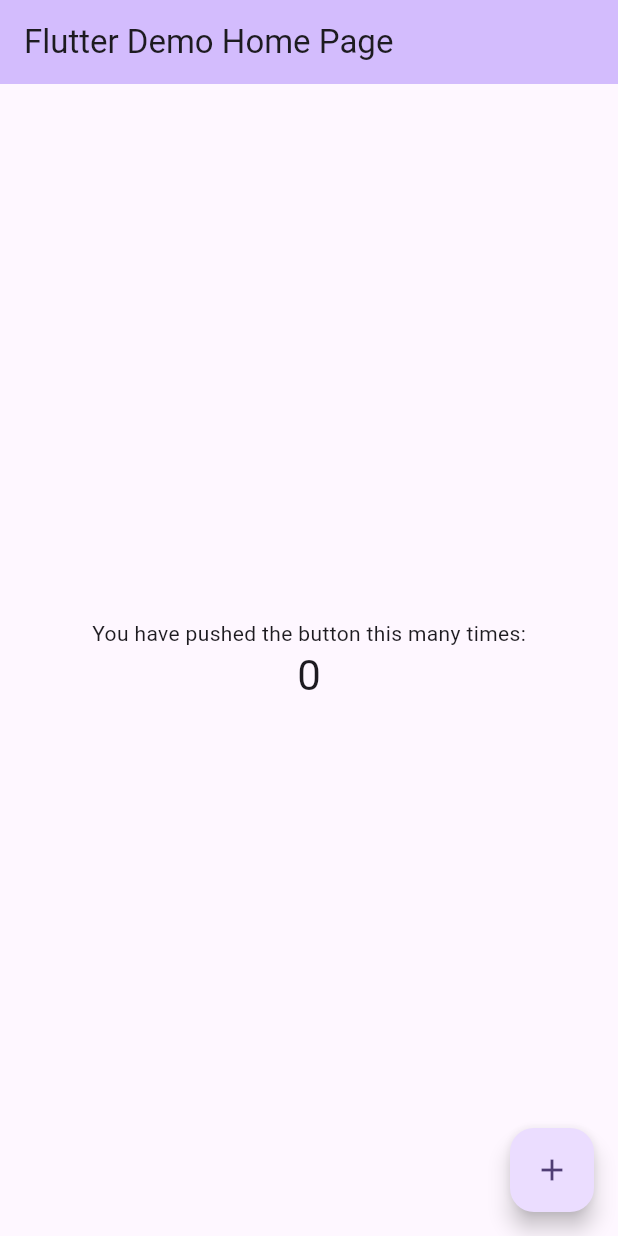
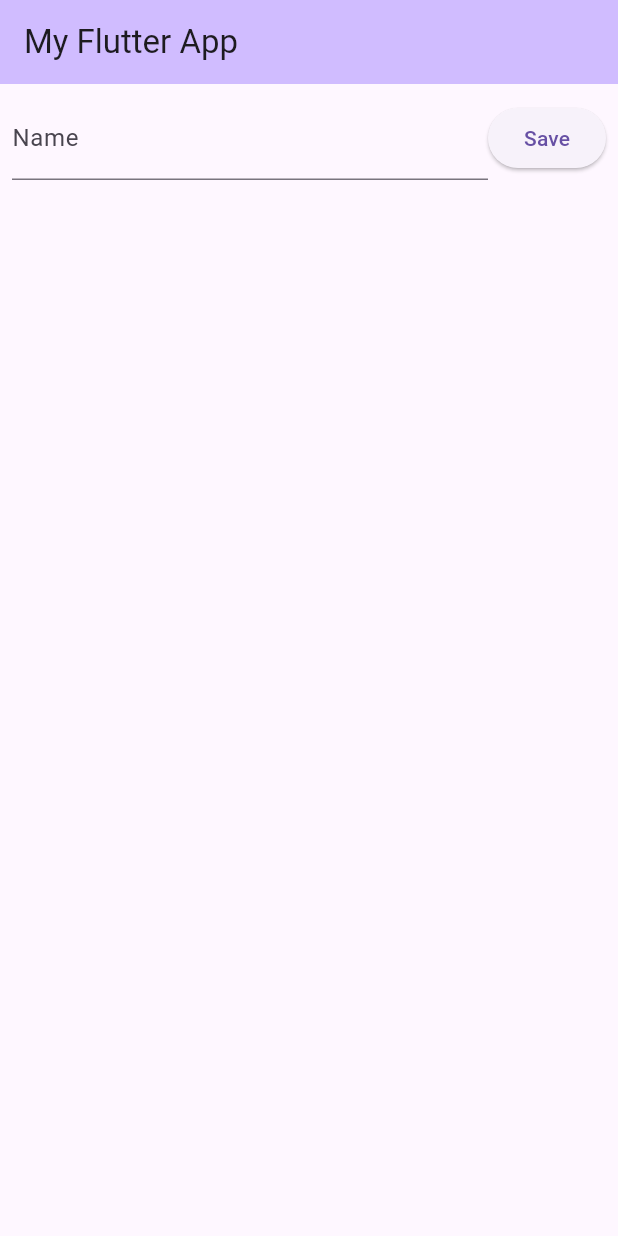
Before and after one commit to lfwells/kit305_tutorial_10_flutter, a Flutter app: the screen it shows after launch, on a phone screen of 412 x 824 dp. Run offline on Flutter 3.47's test engine with Material 3 defaults, Android fonts, the light colour scheme and no system bars.

Commit message:
initial code

```diff
--- a/lib/main.dart
+++ b/lib/main.dart
@@ -5,7 +5,7 @@
 }
 
 class MyApp extends StatelessWidget {
-  const MyApp({super.key});
+  const MyApp({Key? key}) : super(key: key);
 
   // This widget is the root of your application.
   @override
@@ -13,113 +13,68 @@
     return MaterialApp(
       title: 'Flutter Demo',
       theme: ThemeData(
-        // This is the theme of your application.
-        //
-        // TRY THIS: Try running your application with "flutter run". You'll see
-        // the application has a purple toolbar. Then, without quitting the app,
-        // try changing the seedColor in the colorScheme below to Colors.green
-        // and then invoke "hot reload" (save your changes or press the "hot
-        // reload" button in a Flutter-supported IDE, or press "r" if you used
-        // the command line to start the app).
-        //
-        // Notice that the counter didn't reset back to zero; the application
-        // state is not lost during the reload. To reset the state, use hot
-        // restart instead.
-        //
-        // This works for code too, not just values: Most code changes can be
-        // tested with just a hot reload.
-        colorScheme: ColorScheme.fromSeed(seedColor: Colors.deepPurple),
-        useMaterial3: true,
+        primarySwatch: Colors.blue,
       ),
-      home: const MyHomePage(title: 'Flutter Demo Home Page'),
+      home: const FirstPage(),
     );
   }
 }
 
-class MyHomePage extends StatefulWidget {
-  const MyHomePage({super.key, required this.title});
-
-  // This widget is the home page of your application. It is stateful, meaning
-  // that it has a State object (defined below) that contains fields that affect
-  // how it looks.
-
-  // This class is the configuration for the state. It holds the values (in this
-  // case the title) provided by the parent (in this case the App widget) and
-  // used by the build method of the State. Fields in a Widget subclass are
-  // always marked "final".
-
-  final String title;
-
-  @override
-  State<MyHomePage> createState() => _MyHomePageState();
-}
-
-class _MyHomePageState extends State<MyHomePage> {
-  int _counter = 0;
-
-  void _incrementCounter() {
-    setState(() {
-      // This call to setState tells the Flutter framework that something has
-      // changed in this State, which causes it to rerun the build method below
-      // so that the display can reflect the updated values. If we changed
-      // _counter without calling setState(), then the build method would not be
-      // called again, and so nothing would appear to happen.
-      _counter++;
-    });
-  }
+class FirstPage extends StatelessWidget {
+  const FirstPage({Key? key}) : super(key: key);
 
   @override
   Widget build(BuildContext context) {
-    // This method is rerun every time setState is called, for instance as done
-    // by the _incrementCounter method above.
-    //
-    // The Flutter framework has been optimized to make rerunning build methods
-    // fast, so that you can just rebuild anything that needs updating rather
-    // than having to individually change instances of widgets.
+
     return Scaffold(
       appBar: AppBar(
-        // TRY THIS: Try changing the color here to a specific color (to
-        // Colors.amber, perhaps?) and trigger a hot reload to see the AppBar
-        // change color while the other colors stay the same.
+        title: const Text("My Flutter App"),
         backgroundColor: Theme.of(context).colorScheme.inversePrimary,
-        // Here we take the value from the MyHomePage object that was created by
-        // the App.build method, and use it to set our appbar title.
-        title: Text(widget.title),
       ),
-      body: Center(
-        // Center is a layout widget. It takes a single child and positions it
-        // in the middle of the parent.
-        child: Column(
-          // Column is also a layout widget. It takes a list of children and
-          // arranges them vertically. By default, it sizes itself to fit its
-          // children horizontally, and tries to be as tall as its parent.
-          //
-          // Column has various properties to control how it sizes itself and
-          // how it positions its children. Here we use mainAxisAlignment to
-          // center the children vertically; the main axis here is the vertical
-          // axis because Columns are vertical (the cross axis would be
-          // horizontal).
-          //
-          // TRY THIS: Invoke "debug painting" (choose the "Toggle Debug Paint"
-          // action in the IDE, or press "p" in the console), to see the
-          // wireframe for each widget.
-          mainAxisAlignment: MainAxisAlignment.center,
-          children: <Widget>[
-            const Text(
-              'You have pushed the button this many times:',
+      body: Padding(
+        padding: const EdgeInsets.all(8.0),
+        child: Row(
+          children: [
+            Expanded(
+              child: TextField(
+                decoration: const InputDecoration(
+                    hintText: "Enter Name",
+                    labelText: "Name"
+                ),
+              ),
             ),
-            Text(
-              '$_counter',
-              style: Theme.of(context).textTheme.headlineMedium,
+            ElevatedButton(
+              child:const Text("Save"),
+              onPressed: () =>
+              {
+                //TODO: Navigate to second screen
+              },
             ),
           ],
         ),
       ),
-      floatingActionButton: FloatingActionButton(
-        onPressed: _incrementCounter,
-        tooltip: 'Increment',
-        child: const Icon(Icons.add),
-      ), // This trailing comma makes auto-formatting nicer for build methods.
     );
   }
 }
+
+class SecondPage extends StatelessWidget {
+
+  final String name;
+
+  const SecondPage({Key? key, required this.name}) : super(key: key);
+
+  @override
+  Widget build(BuildContext context) {
+
+    return Scaffold(
+      appBar: AppBar(
+        title: const Text("Second Screen"),
+        backgroundColor: Theme.of(context).colorScheme.inversePrimary,
+      ),
+      body: Padding(
+        padding: const EdgeInsets.all(8.0),
+        child: Text(name),
+      ),
+    );
+  }
+}
```
